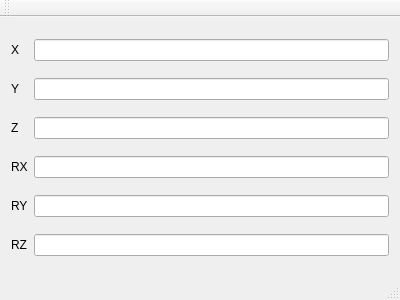
The window that UR3CPP/mainwindow.ui (piokac/summerschoolUR3) describes before a commit, drawn with Qt 5.
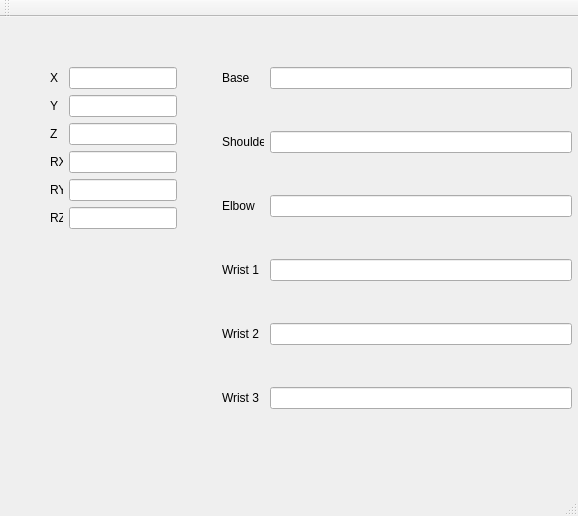
The same window after the commit.

Diff of the .ui file:
```diff
--- a/UR3CPP/mainwindow.ui
+++ b/UR3CPP/mainwindow.ui
@@ -6,76 +6,290 @@
    <rect>
     <x>0</x>
     <y>0</y>
-    <width>400</width>
-    <height>300</height>
+    <width>578</width>
+    <height>516</height>
    </rect>
   </property>
   <property name="windowTitle">
    <string>MainWindow</string>
   </property>
   <widget class="QWidget" name="centralWidget">
-   <layout class="QGridLayout" name="gridLayout">
-    <item row="0" column="0">
-     <widget class="QLabel" name="label">
-      <property name="text">
-       <string>X</string>
-      </property>
-     </widget>
-    </item>
-    <item row="0" column="1">
-     <widget class="QLineEdit" name="lineEditX"/>
-    </item>
-    <item row="1" column="0">
-     <widget class="QLabel" name="label_2">
-      <property name="text">
-       <string>Y</string>
-      </property>
-     </widget>
-    </item>
-    <item row="1" column="1">
-     <widget class="QLineEdit" name="lineEditY"/>
-    </item>
-    <item row="2" column="0">
-     <widget class="QLabel" name="label_3">
-      <property name="text">
-       <string>Z</string>
-      </property>
-     </widget>
-    </item>
-    <item row="3" column="0">
-     <widget class="QLabel" name="label_4">
-      <property name="text">
-       <string>RX</string>
-      </property>
-     </widget>
-    </item>
-    <item row="3" column="1">
-     <widget class="QLineEdit" name="lineEditRX"/>
-    </item>
-    <item row="4" column="0">
-     <widget class="QLabel" name="label_5">
-      <property name="text">
-       <string>RY</string>
-      </property>
-     </widget>
-    </item>
-    <item row="4" column="1">
-     <widget class="QLineEdit" name="lineEditRY"/>
-    </item>
-    <item row="5" column="0">
-     <widget class="QLabel" name="label_6">
-      <property name="text">
-       <string>RZ</string>
-      </property>
-     </widget>
-    </item>
-    <item row="5" column="1">
-     <widget class="QLineEdit" name="lineEditRZ"/>
-    </item>
-    <item row="2" column="1">
-     <widget class="QLineEdit" name="lineEditZ"/>
-    </item>
-   </layout>
+   <widget class="QLabel" name="label_6">
+    <property name="geometry">
+     <rect>
+      <x>222</x>
+      <y>370</y>
+      <width>42</width>
+      <height>22</height>
+     </rect>
+    </property>
+    <property name="text">
+     <string>Wrist 3</string>
+    </property>
+   </widget>
+   <widget class="QLabel" name="label_11">
+    <property name="geometry">
+     <rect>
+      <x>50</x>
+      <y>190</y>
+      <width>13</width>
+      <height>22</height>
+     </rect>
+    </property>
+    <property name="text">
+     <string>RZ</string>
+    </property>
+   </widget>
+   <widget class="QLineEdit" name="lineEditX">
+    <property name="geometry">
+     <rect>
+      <x>69</x>
+      <y>50</y>
+      <width>108</width>
+      <height>22</height>
+     </rect>
+    </property>
+   </widget>
+   <widget class="QLineEdit" name="lineEditElbow">
+    <property name="geometry">
+     <rect>
+      <x>270</x>
+      <y>178</y>
+      <width>302</width>
+      <height>22</height>
+     </rect>
+    </property>
+   </widget>
+   <widget class="QLineEdit" name="lineEditWrist2">
+    <property name="geometry">
+     <rect>
+      <x>270</x>
+      <y>306</y>
+      <width>302</width>
+      <height>22</height>
+     </rect>
+    </property>
+   </widget>
+   <widget class="QLabel" name="label_9">
+    <property name="geometry">
+     <rect>
+      <x>50</x>
+      <y>106</y>
+      <width>13</width>
+      <height>22</height>
+     </rect>
+    </property>
+    <property name="text">
+     <string>Z</string>
+    </property>
+   </widget>
+   <widget class="QLineEdit" name="lineEditBase">
+    <property name="geometry">
+     <rect>
+      <x>270</x>
+      <y>50</y>
+      <width>302</width>
+      <height>22</height>
+     </rect>
+    </property>
+   </widget>
+   <widget class="QLabel" name="label_4">
+    <property name="geometry">
+     <rect>
+      <x>222</x>
+      <y>242</y>
+      <width>42</width>
+      <height>22</height>
+     </rect>
+    </property>
+    <property name="text">
+     <string>Wrist 1</string>
+    </property>
+   </widget>
+   <widget class="QLabel" name="label">
+    <property name="geometry">
+     <rect>
+      <x>222</x>
+      <y>50</y>
+      <width>42</width>
+      <height>22</height>
+     </rect>
+    </property>
+    <property name="text">
+     <string>Base</string>
+    </property>
+   </widget>
+   <widget class="QLineEdit" name="lineEditY">
+    <property name="geometry">
+     <rect>
+      <x>69</x>
+      <y>78</y>
+      <width>108</width>
+      <height>22</height>
+     </rect>
+    </property>
+   </widget>
+   <widget class="QLabel" name="label_8">
+    <property name="geometry">
+     <rect>
+      <x>50</x>
+      <y>78</y>
+      <width>13</width>
+      <height>22</height>
+     </rect>
+    </property>
+    <property name="text">
+     <string>Y</string>
+    </property>
+   </widget>
+   <widget class="QLineEdit" name="lineEditWrist3">
+    <property name="geometry">
+     <rect>
+      <x>270</x>
+      <y>370</y>
+      <width>302</width>
+      <height>22</height>
+     </rect>
+    </property>
+   </widget>
+   <widget class="QLineEdit" name="lineEditRX">
+    <property name="geometry">
+     <rect>
+      <x>69</x>
+      <y>134</y>
+      <width>108</width>
+      <height>22</height>
+     </rect>
+    </property>
+   </widget>
+   <widget class="QLineEdit" name="lineEditZ">
+    <property name="geometry">
+     <rect>
+      <x>69</x>
+      <y>106</y>
+      <width>108</width>
+      <height>22</height>
+     </rect>
+    </property>
+   </widget>
+   <widget class="QLabel" name="label_2">
+    <property name="geometry">
+     <rect>
+      <x>222</x>
+      <y>114</y>
+      <width>42</width>
+      <height>22</height>
+     </rect>
+    </property>
+    <property name="text">
+     <string>Shoulder</string>
+    </property>
+   </widget>
+   <widget class="QLineEdit" name="lineEditRZ">
+    <property name="geometry">
+     <rect>
+      <x>69</x>
+      <y>190</y>
+      <width>108</width>
+      <height>22</height>
+     </rect>
+    </property>
+   </widget>
+   <widget class="QLineEdit" name="lineEditWrist1">
+    <property name="geometry">
+     <rect>
+      <x>270</x>
+      <y>242</y>
+      <width>302</width>
+      <height>22</height>
+     </rect>
+    </property>
+   </widget>
+   <widget class="QLabel" name="label_10">
+    <property name="geometry">
+     <rect>
+      <x>50</x>
+      <y>134</y>
+      <width>13</width>
+      <height>22</height>
+     </rect>
+    </property>
+    <property name="text">
+     <string>RX</string>
+    </property>
+   </widget>
+   <widget class="QLabel" name="label_5">
+    <property name="geometry">
+     <rect>
+      <x>222</x>
+      <y>306</y>
+      <width>42</width>
+      <height>22</height>
+     </rect>
+    </property>
+    <property name="text">
+     <string>Wrist 2</string>
+    </property>
+   </widget>
+   <widget class="QLineEdit" name="lineEditShoulder">
+    <property name="geometry">
+     <rect>
+      <x>270</x>
+      <y>114</y>
+      <width>302</width>
+      <height>22</height>
+     </rect>
+    </property>
+   </widget>
+   <widget class="QLineEdit" name="lineEditRY">
+    <property name="geometry">
+     <rect>
+      <x>69</x>
+      <y>162</y>
+      <width>108</width>
+      <height>22</height>
+     </rect>
+    </property>
+   </widget>
+   <widget class="QLabel" name="label_12">
+    <property name="geometry">
+     <rect>
+      <x>50</x>
+      <y>162</y>
+      <width>13</width>
+      <height>22</height>
+     </rect>
+    </property>
+    <property name="text">
+     <string>RY</string>
+    </property>
+   </widget>
+   <widget class="QLabel" name="label_3">
+    <property name="geometry">
+     <rect>
+      <x>222</x>
+      <y>178</y>
+      <width>42</width>
+      <height>22</height>
+     </rect>
+    </property>
+    <property name="text">
+     <string>Elbow</string>
+    </property>
+   </widget>
+   <widget class="QLabel" name="label_7">
+    <property name="geometry">
+     <rect>
+      <x>50</x>
+      <y>50</y>
+      <width>13</width>
+      <height>22</height>
+     </rect>
+    </property>
+    <property name="text">
+     <string>X</string>
+    </property>
+   </widget>
   </widget>
   <widget class="QMenuBar" name="menuBar">
    <property name="geometry">
```
Left out of the diff: 2 changed lines with no effect on the pictures.
